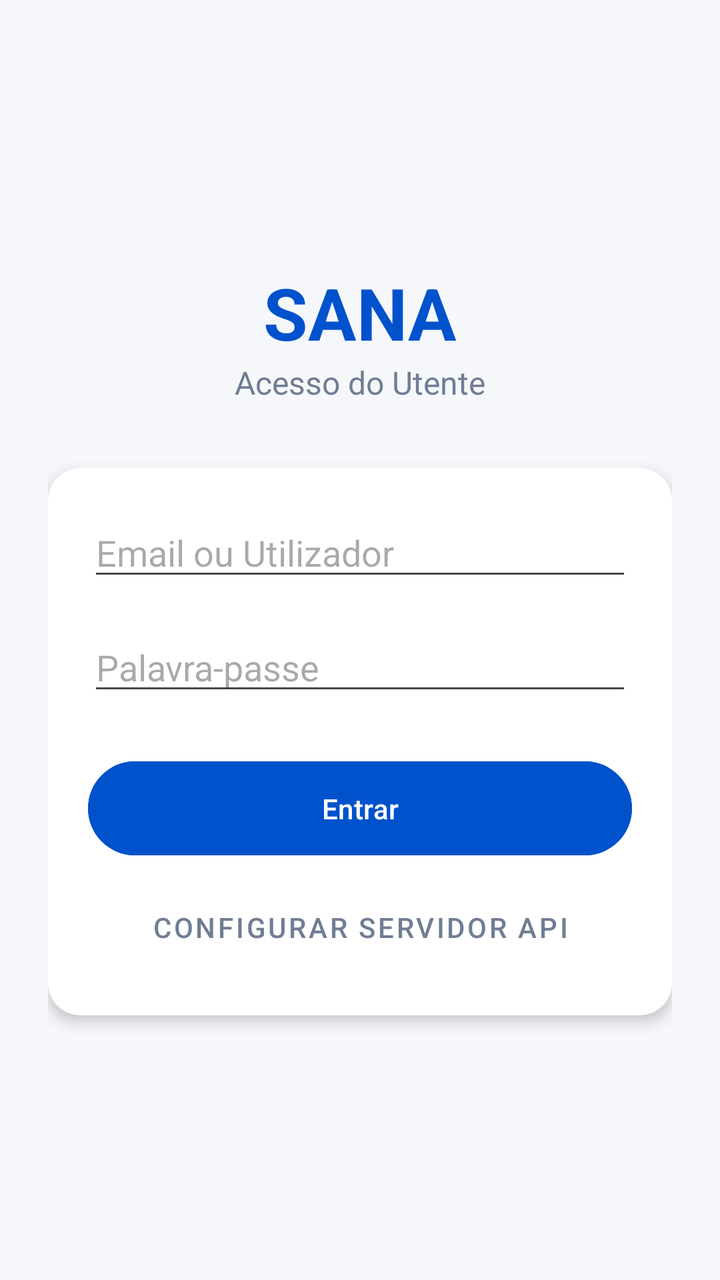
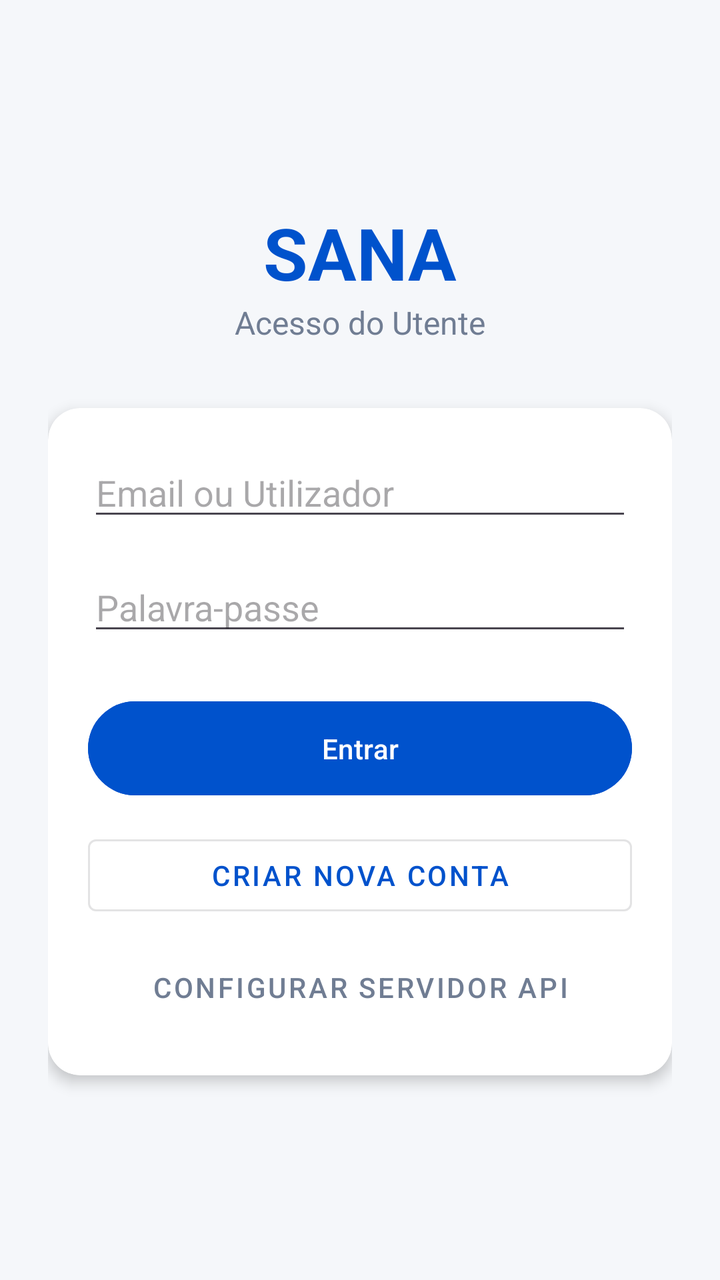

Screens rendered from an Android XML layout before and after an edit, with the pre-edit source and the edit as a unified diff.
<!-- AndroidManifest.xml: application theme Theme.SANAANDROID -->
<!-- res/layout/activity_login.xml -->
<?xml version="1.0" encoding="utf-8"?>
<androidx.constraintlayout.widget.ConstraintLayout xmlns:android="http://schemas.android.com/apk/res/android"
    xmlns:app="http://schemas.android.com/apk/res-auto"
    android:layout_width="match_parent"
    android:layout_height="match_parent">

    <LinearLayout
        android:layout_width="match_parent"
        android:layout_height="match_parent"
        android:background="#F5F7FA"
        android:gravity="center"
        android:orientation="vertical"
        android:padding="24dp">

        <TextView
            android:layout_width="wrap_content"
            android:layout_height="wrap_content"
            android:text="SANA"
            android:textColor="#0052CC"
            android:textSize="36sp"
            android:textStyle="bold" />

        <TextView
            android:layout_width="wrap_content"
            android:layout_height="wrap_content"
            android:layout_marginBottom="32dp"
            android:text="Acesso do Utente"
            android:textColor="#707D93"
            android:textSize="16sp" />

        <androidx.cardview.widget.CardView
            android:layout_width="match_parent"
            android:layout_height="wrap_content"
            app:cardBackgroundColor="#FFFFFF"
            app:cardCornerRadius="16dp"
            app:cardElevation="4dp">

            <LinearLayout
                android:layout_width="match_parent"
                android:layout_height="wrap_content"
                android:orientation="vertical"
                android:padding="20dp">

                <EditText
                    android:id="@+id/etEmail"
                    android:layout_width="match_parent"
                    android:layout_height="wrap_content"
                    android:layout_marginBottom="16dp"
                    android:hint="Email ou Utilizador"
                    android:inputType="textEmailAddress" />

                <EditText
                    android:id="@+id/etPassword"
                    android:layout_width="match_parent"
                    android:layout_height="wrap_content"
                    android:layout_marginBottom="24dp"
                    android:hint="Palavra-passe"
                    android:inputType="textPassword" />

                <Button
                    android:id="@+id/btnLogin"
                    android:layout_width="match_parent"
                    android:layout_height="wrap_content"
                    android:backgroundTint="#0052CC"
                    android:padding="14dp"
                    android:text="Entrar"
                    android:textColor="#FFFFFF" />

                <Button
                    android:id="@+id/btnOpenSettings"
                    style="@style/Widget.MaterialComponents.Button.TextButton"
                    android:layout_width="match_parent"
                    android:layout_height="wrap_content"
                    android:layout_marginTop="8dp"
                    android:text="Configurar Servidor API"
                    android:textColor="#707D93" />

            </LinearLayout>
        </androidx.cardview.widget.CardView>
    </LinearLayout>
</androidx.constraintlayout.widget.ConstraintLayout>
<!-- resources referenced by this layout -->
<resources>
  <style name="Theme.SANAANDROID" parent="Base.Theme.SANAANDROID" />
  <style name="Base.Theme.SANAANDROID" parent="Theme.Material3.DayNight.NoActionBar">
          
          
      </style>
</resources>

<!-- the commit's change to res/layout/activity_login.xml (unified diff, before → after) -->
@@ -65,6 +65,15 @@
                     android:padding="14dp"
                     android:text="Entrar"
                     android:textColor="#FFFFFF" />
+                
+                <Button
+                    android:id="@+id/btnGoToRegister"
+                    style="@style/Widget.MaterialComponents.Button.OutlinedButton"
+                    android:layout_width="match_parent"
+                    android:layout_height="wrap_content"
+                    android:layout_marginTop="12dp"
+                    android:text="Criar Nova Conta"
+                    android:textColor="#0052CC" />
 
                 <Button
                     android:id="@+id/btnOpenSettings"
